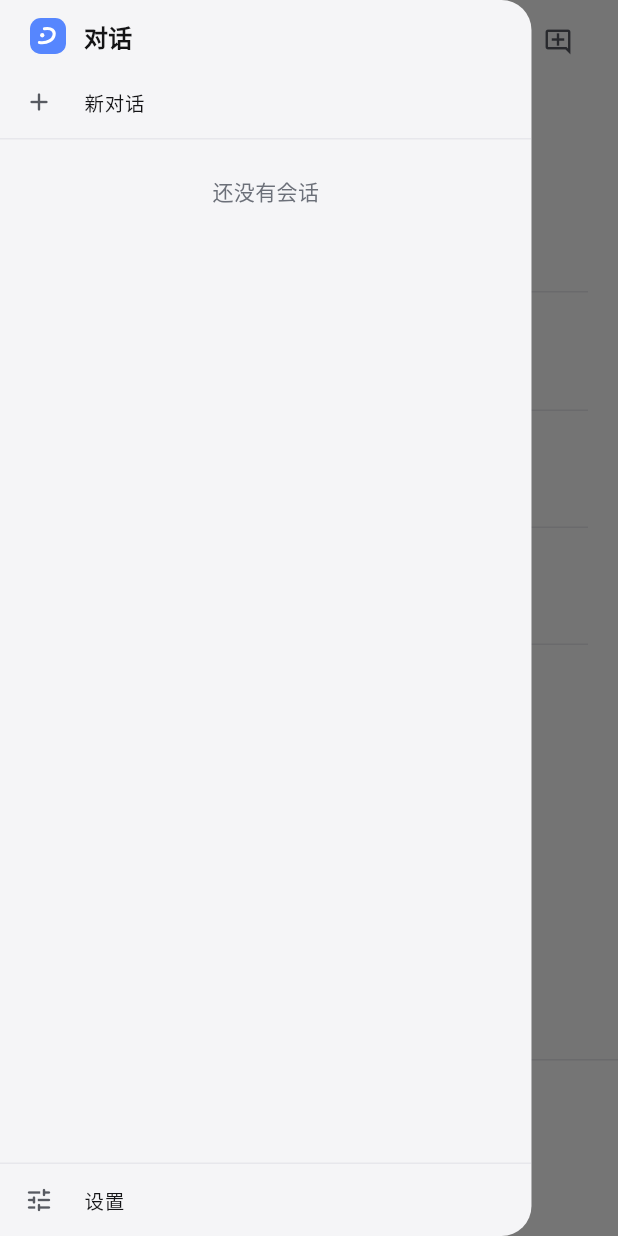
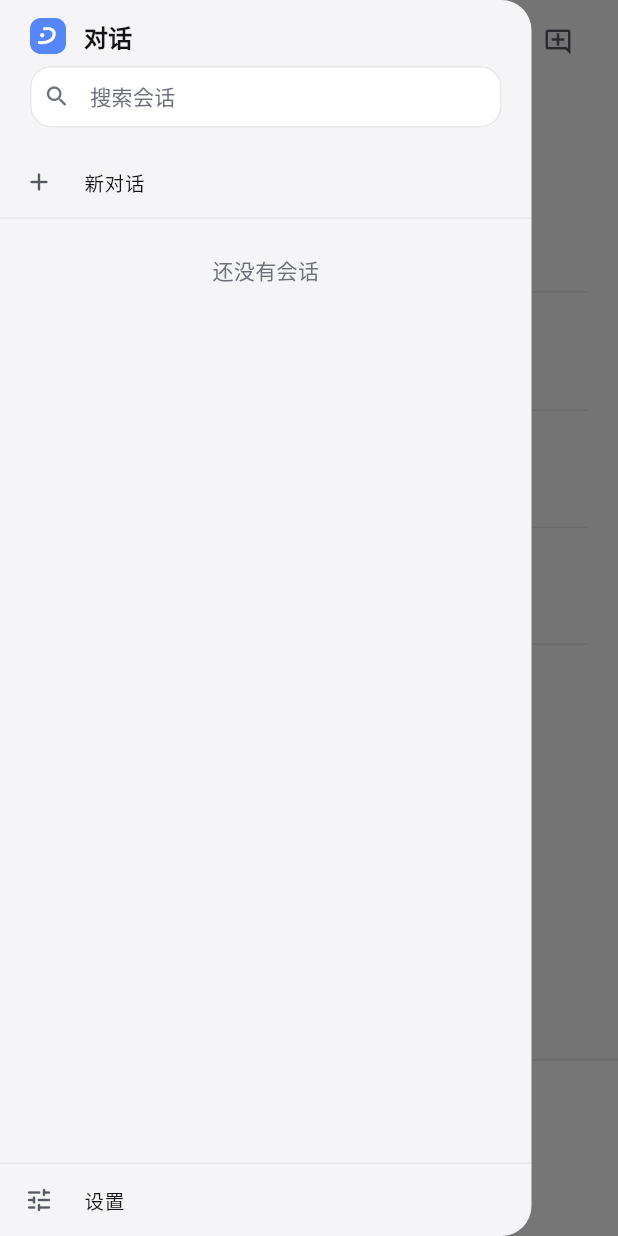
Before and after one commit to alex-emo/drem, a Flutter app: the ChatScreen screen opened directly, with the side drawer open, on a phone screen of 412 x 824 dp. Run offline on Flutter 3.47's test engine with Material 3 defaults, Android fonts, the phone set to English and light mode, and no system bars; our stand-ins replace file_picker, flutter_secure_storage, go_router, material_ui, permission_handler, shared_preferences and 1 more; missing offline and left inert: cryptography, record; accounts and stored records are empty; network calls fail.

Commit message:
feat(flutter): add conversation search to drawer

```diff
--- a/apps/mobile_flutter/lib/features/chat/presentation/chat_screen.dart
+++ b/apps/mobile_flutter/lib/features/chat/presentation/chat_screen.dart
@@ -712,11 +712,35 @@ class _ModeChip extends StatelessWidget {
   }
 }
 
-class _ConversationDrawer extends StatelessWidget {
+class _ConversationDrawer extends StatefulWidget {
   const _ConversationDrawer({required this.chat, required this.onSettings});
 
   final ChatController chat;
   final VoidCallback onSettings;
+
+  @override
+  State<_ConversationDrawer> createState() => _ConversationDrawerState();
+}
+
+class _ConversationDrawerState extends State<_ConversationDrawer> {
+  final TextEditingController _searchController = TextEditingController();
+  Timer? _searchDebounce;
+  String _query = '';
+
+  @override
+  void dispose() {
+    _searchDebounce?.cancel();
+    _searchController.dispose();
+    super.dispose();
+  }
+
+  void _onSearchChanged(String value) {
+    _searchDebounce?.cancel();
+    _searchDebounce = Timer(const Duration(milliseconds: 200), () {
+      if (!mounted) return;
+      setState(() => _query = value.trim().toLowerCase());
+    });
+  }
 
   Future<bool> _confirmDelete(BuildContext context) async {
     final ok = await showDialog<bool>(
@@ -751,9 +775,15 @@ class _ConversationDrawer extends StatelessWidget {
       ),
       child: SafeArea(
         child: ListenableBuilder(
-          listenable: chat,
+          listenable: widget.chat,
           builder: (context, _) {
-            final items = chat.conversations;
+            final items = _query.isEmpty
+                ? widget.chat.conversations
+                : widget.chat.conversations
+                      .where(
+                        (item) => item.title.toLowerCase().contains(_query),
+                      )
+                      .toList();
             return Column(
               children: [
                 Padding(
@@ -771,13 +801,63 @@ class _ConversationDrawer extends StatelessWidget {
                     ],
                   ),
                 ),
+                Padding(
+                  padding: const EdgeInsets.fromLTRB(
+                    DreamSpacing.pageMargin,
+                    0,
+                    DreamSpacing.pageMargin,
+                    DreamSpacing.sm,
+                  ),
+                  child: TextField(
+                    controller: _searchController,
+                    onChanged: _onSearchChanged,
+                    style: theme.textTheme.bodyMedium,
+                    textInputAction: TextInputAction.search,
+                    decoration: InputDecoration(
+                      isDense: true,
+                      hintText: '搜索会话',
+                      hintStyle: theme.textTheme.bodyMedium?.copyWith(
+                        color: palette.textTertiary,
+                      ),
+                      prefixIcon: Icon(
+                        Icons.search_rounded,
+                        size: 18,
+                        color: palette.textTertiary,
+                      ),
+                      prefixIconConstraints: const BoxConstraints(
+                        minWidth: 36,
+                        minHeight: 36,
+                      ),
+                      filled: true,
+                      fillColor: palette.composer,
+                      contentPadding: const EdgeInsets.symmetric(
+                        vertical: 10,
+                        horizontal: 8,
+                      ),
+                      border: OutlineInputBorder(
+                        borderRadius: BorderRadius.circular(DreamRadius.md),
+                        borderSide: BorderSide(color: palette.border),
+                      ),
+                      enabledBorder: OutlineInputBorder(
+                        borderRadius: BorderRadius.circular(DreamRadius.md),
+                        borderSide: BorderSide(color: palette.border),
+                      ),
+                      focusedBorder: OutlineInputBorder(
+                        borderRadius: BorderRadius.circular(DreamRadius.md),
+                        borderSide: BorderSide(
+                          color: theme.colorScheme.primary,
+                        ),
+                      ),
+                    ),
+                  ),
+                ),
                 ListTile(
                   leading: const Icon(Icons.add_rounded, size: 20),
                   title: const Text('新对话'),
                   dense: true,
                   onTap: () {
                     Navigator.of(context).pop();
-                    chat.newConversation();
+                    widget.chat.newConversation();
                   },
                 ),
                 Divider(height: 1, color: palette.border),
@@ -786,7 +866,7 @@ class _ConversationDrawer extends StatelessWidget {
                       ? Padding(
                           padding: const EdgeInsets.all(DreamSpacing.lg),
                           child: Text(
-                            '还没有会话',
+                            _query.isEmpty ? '还没有会话' : '没有匹配的会话',
                             style: theme.textTheme.bodyMedium?.copyWith(
                               color: palette.textTertiary,
                             ),
@@ -802,7 +882,7 @@ class _ConversationDrawer extends StatelessWidget {
                               direction: DismissDirection.endToStart,
                               confirmDismiss: (_) => _confirmDelete(context),
                               onDismissed: (_) =>
-                                  chat.removeConversation(item.id),
+                                  widget.chat.removeConversation(item.id),
                               background: Container(
                                 color: theme.colorScheme.error.withValues(
                                   alpha: 0.16,
@@ -818,7 +898,7 @@ class _ConversationDrawer extends StatelessWidget {
                               ),
                               child: ListTile(
                                 dense: true,
-                                selected: item.id == chat.activeId,
+                                selected: item.id == widget.chat.activeId,
                                 selectedTileColor: palette.brandSoft,
                                 title: Text(
                                   item.title.isEmpty ? '未命名会话' : item.title,
@@ -827,7 +907,7 @@ class _ConversationDrawer extends StatelessWidget {
                                 ),
                                 onTap: () {
                                   Navigator.of(context).pop();
-                                  chat.openConversation(item.id);
+                                  widget.chat.openConversation(item.id);
                                 },
                               ),
                             );
@@ -841,7 +921,7 @@ class _ConversationDrawer extends StatelessWidget {
                   dense: true,
                   onTap: () {
                     Navigator.of(context).pop();
-                    onSettings();
+                    widget.onSettings();
                   },
                 ),
               ],
```
